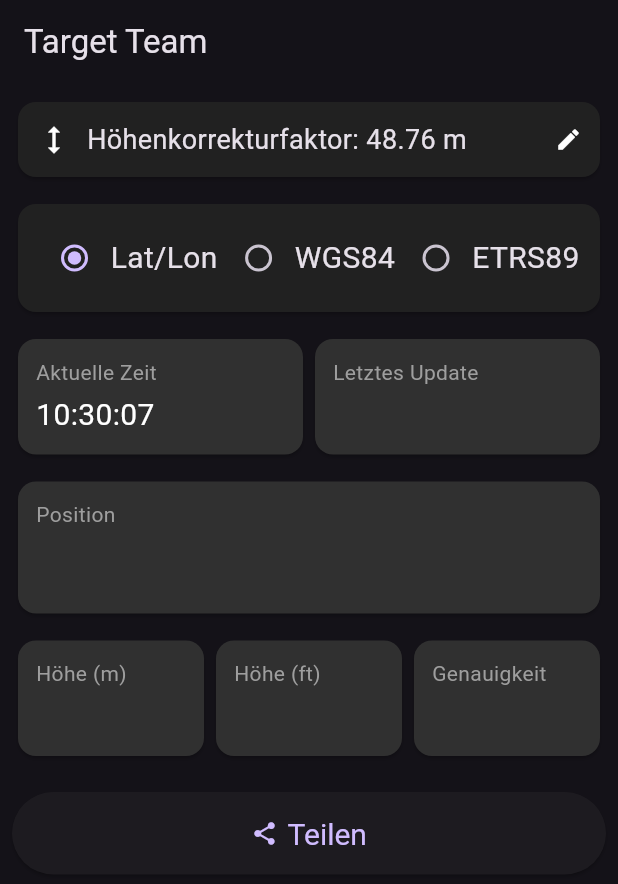
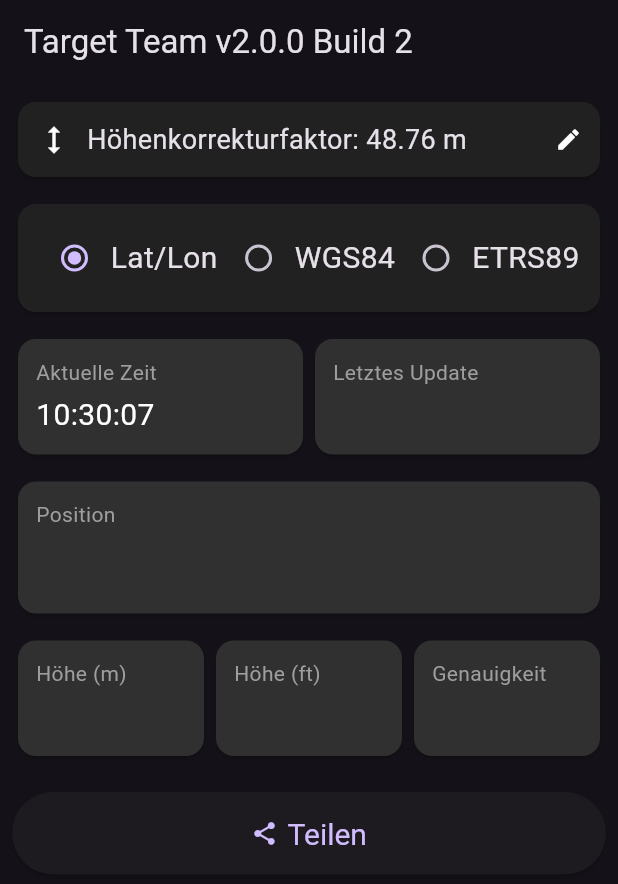
Before and after one commit to codingphoenixx/TargetTeam_Multiplatform, a Flutter app: the screen it shows after launch, on a phone screen of 412 x 824 dp. Shown: the top 884 px of the screen. Run offline on Flutter 3.47's test engine with Material 3 defaults, Android fonts, the phone set to English and light mode, and no system bars; our stand-ins replace geolocator, share_plus, shared_preferences; missing offline and left inert: proj4dart.

Commit message:
Update app version to 2.0.0+2, add version display in shared position, refactor signing configuration, and replace PNG launcher icons with adaptive WEBP icons

```diff
--- a/lib/TargetTeamApp.dart
+++ b/lib/TargetTeamApp.dart
@@ -4,11 +4,12 @@ import 'position_provider.dart';
 
 class TargetTeamApp extends StatelessWidget {
   const TargetTeamApp({super.key});
-
+  static final String name = "Target Team v2.0.0 Build 2";
+  static final String version = "2.0.0+2";
   @override
   Widget build(BuildContext context) {
     return MaterialApp(
-      title: 'Target Team',
+      title: name,
       theme: ThemeData.dark(),
       home: const PositionScreen(),
     );
@@ -29,7 +30,7 @@ class PositionScreen extends StatelessWidget {
     }
 
     return Scaffold(
-      appBar: AppBar(title: const Text('Target Team')),
+      appBar: AppBar(title: Text(TargetTeamApp.name)),
       body: SingleChildScrollView(
         child: Padding(
           padding: const EdgeInsets.all(8.0),
--- a/lib/main.dart
+++ b/lib/main.dart
@@ -2,6 +2,7 @@ import 'package:flutter/material.dart';
 import 'package:provider/provider.dart';
 import 'package:targetteam_multiplatform/TargetTeamApp.dart';
 import 'package:targetteam_multiplatform/position_provider.dart';
+
 
 void main() {
   runApp(
--- a/lib/position_provider.dart
+++ b/lib/position_provider.dart
@@ -6,6 +6,7 @@ import 'package:geolocator/geolocator.dart';
 import 'package:share_plus/share_plus.dart';
 import 'package:shared_preferences/shared_preferences.dart';
 import 'package:targetteam_multiplatform/LocationHelper.dart';
+import 'package:targetteam_multiplatform/TargetTeamApp.dart';
 
 enum LocationMode { latLong, wgs84, etrs89 }
 
@@ -196,8 +197,9 @@ class PositionProvider extends ChangeNotifier {
       'Höhe: ${getFormattedAltitude()}',
       'Genauigkeit: ${getFormattedAccuracy()}',
       'HC: $_heightCorrection',
-      'LT: ${_position!.timestamp?.millisecondsSinceEpoch ?? ''}',
+      'LT: ${_position!.timestamp.millisecondsSinceEpoch ?? ''}',
       'CT: ${DateTime.now().millisecondsSinceEpoch}',
+      'V: ${TargetTeamApp.version}',
     ].join('\n');
 
     SharePlus.instance.share(ShareParams(subject: "Position", text: body));
--- a/pubspec.yaml
+++ b/pubspec.yaml
@@ -16,7 +16,7 @@ publish_to: 'none' # Remove this line if you wish to publish to pub.dev
 # https://developer.apple.com/library/archive/documentation/General/Reference/InfoPlistKeyReference/Articles/CoreFoundationKeys.html
 # In Windows, build-name is used as the major, minor, and patch parts
 # of the product and file versions while build-number is used as the build suffix.
-version: 1.0.0+1
+version: 2.0.0+2
 
 environment:
   sdk: ^3.8.1
```
Also changed, not shown: 28 other files.
